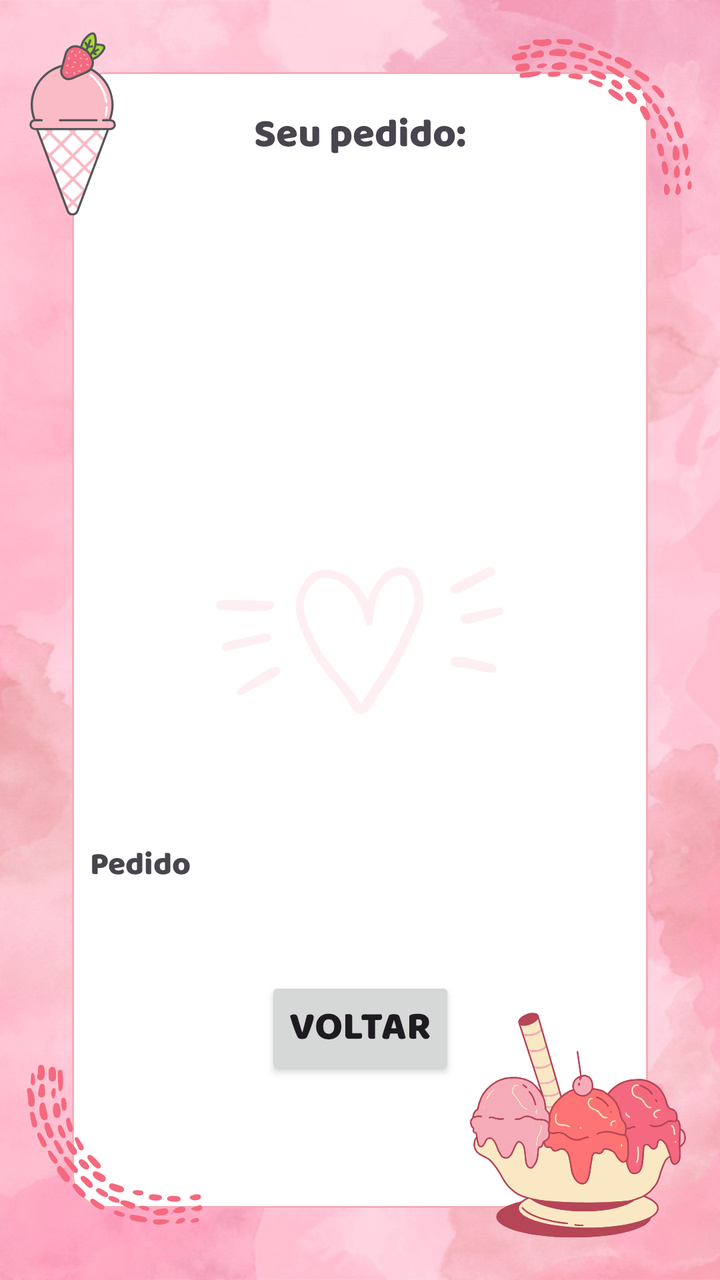
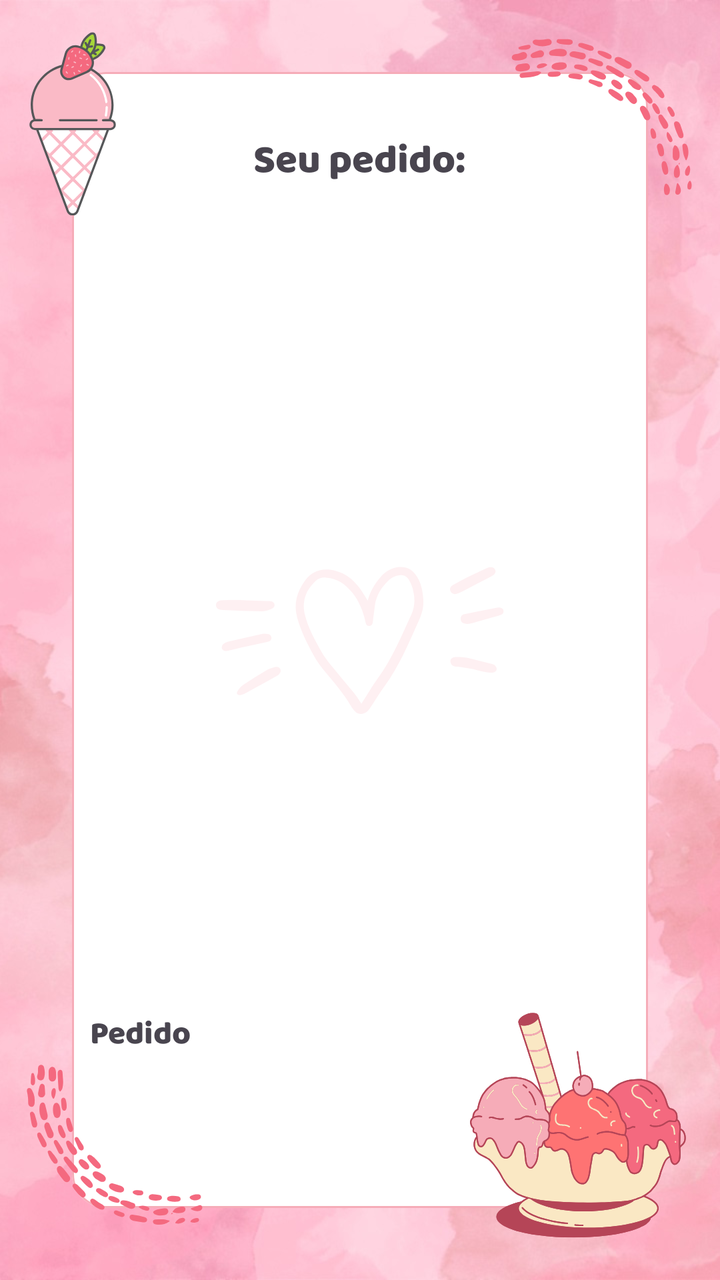

Compare the two renders of this Android layout. The source of the first and the diff that turns it into the second are given below.
<!-- AndroidManifest.xml: application theme Theme.IceCreamShop -->
<!-- res/layout/activity_order.xml -->
<?xml version="1.0" encoding="utf-8"?>
<androidx.constraintlayout.widget.ConstraintLayout xmlns:android="http://schemas.android.com/apk/res/android"
    xmlns:app="http://schemas.android.com/apk/res-auto"
    xmlns:tools="http://schemas.android.com/tools"
    android:id="@+id/main"
    android:layout_width="match_parent"
    android:layout_height="match_parent"
    tools:context=".OrderActivity">

    <FrameLayout
        android:id="@+id/frameLayout"
        android:layout_width="wrap_content"
        android:layout_height="300dp"
        android:layout_marginTop="16dp"
        app:layout_constraintEnd_toEndOf="parent"
        app:layout_constraintHorizontal_bias="0.498"
        app:layout_constraintStart_toStartOf="parent"
        app:layout_constraintTop_toBottomOf="@+id/textTitulo">

    </FrameLayout>

    <TextView
        android:id="@+id/textTitulo"
        android:layout_width="wrap_content"
        android:layout_height="wrap_content"
        android:layout_marginTop="52dp"
        android:text="Seu pedido:"
        app:layout_constraintEnd_toEndOf="parent"
        app:layout_constraintStart_toStartOf="parent"
        app:layout_constraintTop_toTopOf="parent" />

    <TextView
        android:id="@+id/textPedido"
        android:layout_width="wrap_content"
        android:layout_height="wrap_content"
        android:layout_marginStart="45dp"
        android:layout_marginTop="420dp"
        android:text="Pedido"
        android:textSize="16sp"
        app:layout_constraintStart_toStartOf="parent"
        app:layout_constraintTop_toTopOf="parent" />

    <Button
        android:id="@+id/button"
        android:layout_width="wrap_content"
        android:layout_height="wrap_content"
        android:layout_marginBottom="100dp"
        android:text="Voltar"
        app:layout_constraintBottom_toBottomOf="parent"
        app:layout_constraintEnd_toEndOf="parent"
        app:layout_constraintStart_toStartOf="parent" />
</androidx.constraintlayout.widget.ConstraintLayout>
<!-- resources referenced by this layout -->
<resources>
  <style name="Theme.IceCreamShop" parent="Base.Theme.IceCreamShop" />
  <style name="Base.Theme.IceCreamShop" parent="Theme.Material3.DayNight.NoActionBar">
          
          
          <item name="android:fontFamily">@font/baloo</item>
          
          <item name="android:windowBackground">@drawable/icecream_cute</item>
          
          <item name="colorPrimary">@color/colorPrimary</item>
          <item name="colorPrimaryVariant">@color/colorPrimaryVariant</item>
          <item name="colorOnPrimary">@color/colorOnPrimary</item>
          
          <item name="colorSecondary">@color/colorSecondary</item>
          <item name="colorSecondaryVariant">@color/colorSecondaryVariant</item>
          <item name="colorOnSecondary">@color/colorOnSecondary</item>
          
          <item name="android:colorBackground">@color/colorBackground</item>
          
          <item name="colorSurface">@color/colorSurface</item>
          
          <item name="colorOnSurface">@color/colorOnSurface</item>
          <item name="android:textSize">20sp</item>
      </style>
  <!-- drawable icecream_cute: png bitmap (drawable, 460203 bytes) -->
  <color name="colorPrimary">#F06292</color>
  <color name="colorPrimaryVariant">#E91E63</color>
  <color name="colorOnPrimary">#FFFFFF</color>
  <color name="colorSecondary">#FFCDD2</color>
  <color name="colorSecondaryVariant">#F48FB1</color>
  <color name="colorOnSecondary">#5A2D34</color>
  <color name="colorBackground">#F8BBD0</color>
  <color name="colorSurface">#FFFFFF</color>
  <color name="colorOnSurface">#333333</color>
</resources>

<!-- the commit's change to res/layout/activity_order.xml (unified diff, before → after) -->
@@ -7,46 +7,49 @@
     android:layout_height="match_parent"
     tools:context=".OrderActivity">
 
-    <FrameLayout
-        android:id="@+id/frameLayout"
-        android:layout_width="wrap_content"
-        android:layout_height="300dp"
-        android:layout_marginTop="16dp"
-        app:layout_constraintEnd_toEndOf="parent"
-        app:layout_constraintHorizontal_bias="0.498"
-        app:layout_constraintStart_toStartOf="parent"
-        app:layout_constraintTop_toBottomOf="@+id/textTitulo">
-
-    </FrameLayout>
-
-    <TextView
-        android:id="@+id/textTitulo"
-        android:layout_width="wrap_content"
-        android:layout_height="wrap_content"
-        android:layout_marginTop="52dp"
-        android:text="Seu pedido:"
+    <LinearLayout
+        android:layout_width="0dp"
+        android:layout_height="0dp"
+        android:layout_marginStart="45dp"
+        android:layout_marginTop="45dp"
+        android:layout_marginEnd="45dp"
+        android:layout_marginBottom="45dp"
+        android:orientation="vertical"
+        app:layout_constraintBottom_toBottomOf="parent"
         app:layout_constraintEnd_toEndOf="parent"
         app:layout_constraintStart_toStartOf="parent"
-        app:layout_constraintTop_toTopOf="parent" />
+        app:layout_constraintTop_toTopOf="parent">
 
-    <TextView
-        android:id="@+id/textPedido"
-        android:layout_width="wrap_content"
-        android:layout_height="wrap_content"
-        android:layout_marginStart="45dp"
-        android:layout_marginTop="420dp"
-        android:text="Pedido"
-        android:textSize="16sp"
-        app:layout_constraintStart_toStartOf="parent"
-        app:layout_constraintTop_toTopOf="parent" />
+        <TextView
+            android:id="@+id/textTitulo"
+            android:layout_width="wrap_content"
+            android:layout_height="wrap_content"
+            android:layout_gravity="center_horizontal"
+            android:layout_marginTop="20dp"
+            android:text="Seu pedido:" />
 
-    <Button
-        android:id="@+id/button"
-        android:layout_width="wrap_content"
-        android:layout_height="wrap_content"
-        android:layout_marginBottom="100dp"
-        android:text="Voltar"
-        app:layout_constraintBottom_toBottomOf="parent"
-        app:layout_constraintEnd_toEndOf="parent"
-        app:layout_constraintStart_toStartOf="parent" />
+        <FrameLayout
+            android:id="@+id/frameLayout"
+            android:layout_width="wrap_content"
+            android:layout_height="400dp"
+            android:layout_gravity="center_horizontal">
+
+        </FrameLayout>
+
+        <TextView
+            android:id="@+id/textPedido"
+            android:layout_width="wrap_content"
+            android:layout_height="wrap_content"
+            android:layout_marginTop="8dp"
+            android:text="Pedido"
+            android:textSize="16sp" />
+
+        <Button
+            android:id="@+id/button"
+            android:layout_width="wrap_content"
+            android:layout_height="wrap_content"
+            android:layout_gravity="center_horizontal"
+            android:layout_marginTop="60dp"
+            android:text="Voltar" />
+    </LinearLayout>
 </androidx.constraintlayout.widget.ConstraintLayout>
